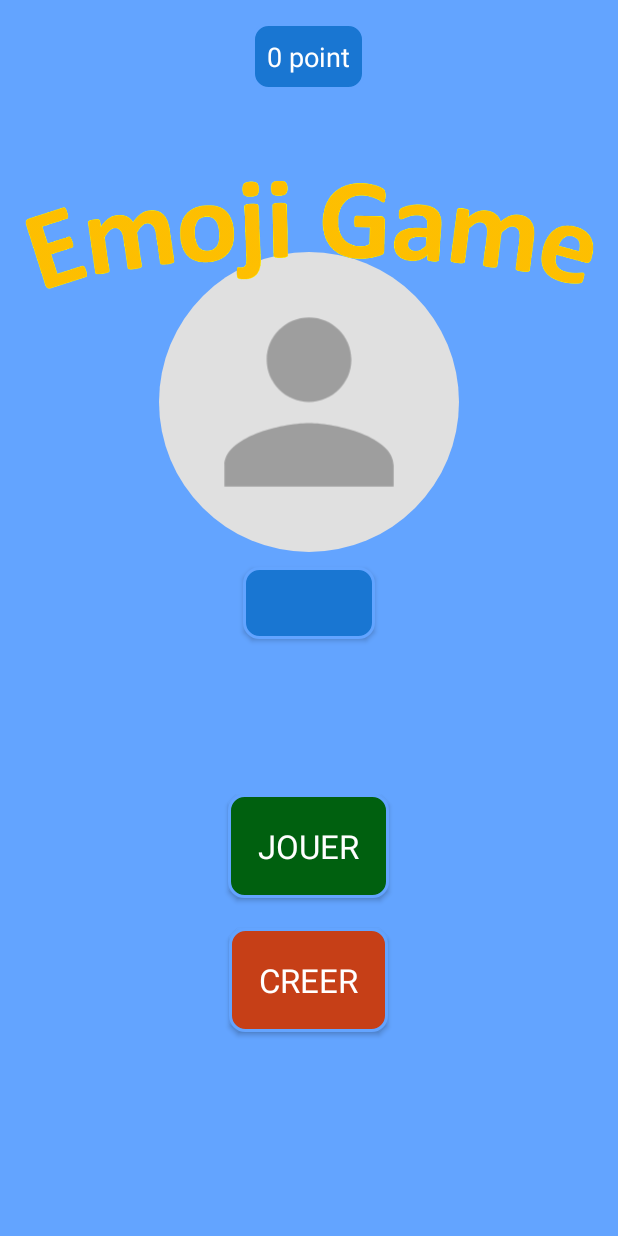
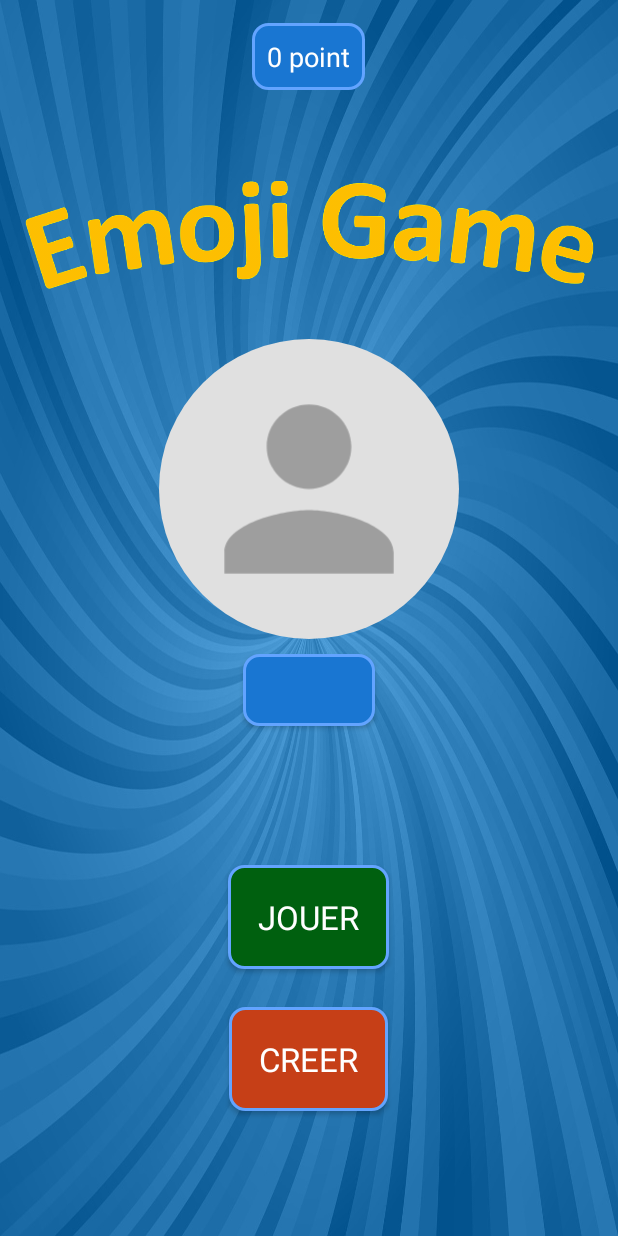
Before and after one commit to nioto22/EmojiGame, an Android app: the screen it shows after launch once a user with an empty profile is signed in (MainActivity), on a phone screen of 412 x 824 dp. Run offline under Robolectric (Android 15) with nearby library versions, the phone set to English and light mode, and no system bars; our stand-ins replace ButterKnife, Firebase (no records; nobody signed in at launch, a user with empty details on screens opened directly); libraries missing offline, so code that uses them is left out: com.facebook; 6 statements that could not run were skipped.

Commit message:
Done : 19 - Background

```diff
--- a/app/src/main/java/com/example/nioto/emojigame/activities/PlayActivity.java
+++ b/app/src/main/java/com/example/nioto/emojigame/activities/PlayActivity.java
@@ -112,6 +112,10 @@ public class PlayActivity extends BaseActivity implements PopupMenu.OnMenuItemCl
         buttonByPlayer.setOnClickListener(new View.OnClickListener() {
             @Override
             public void onClick(View view) {
+                enigmaButtonString = Constants.BUTTON_ENIGMA_ALL_TEXT;
+                enigmaItemChecked = Constants.ITEM_ENIGMA_ALL_NAME;
+                updateButtonText(Constants.FILTER_ENIGMA);
+                setUpRecyclerView();
                 relativeLayoutPlayerSearch.setVisibility(View.VISIBLE);
                 closeSearchPlayerButton.requestFocus();
                 closeSearchPlayerButton.setOnClickListener(new View.OnClickListener() {
--- a/app/src/main/res/layout/activity_main.xml
+++ b/app/src/main/res/layout/activity_main.xml
@@ -9,9 +9,13 @@
     android:orientation="vertical"
     android:gravity="center_horizontal"
     tools:context=".MainActivity"
-    android:background="@color/primaryLightColor">
-
-
+    android:background="@drawable/spiral"
+    android:weightSum="100">
+    <LinearLayout
+        android:layout_width="match_parent"
+        android:layout_height="0dp"
+        android:layout_weight="60"
+        android:orientation="vertical">
         <RelativeLayout
             android:id="@+id/main_activity_rl_top"
             android:layout_width="match_parent"
@@ -37,8 +41,7 @@
             android:layout_width="match_parent"
             android:layout_height="match_parent"
             android:orientation="vertical"
-        android:gravity="center_horizontal"
-        android:layout_weight="0.7">
+            android:gravity="center_horizontal">
             <FrameLayout
                 android:layout_width="match_parent"
                 android:layout_height="match_parent">
@@ -46,7 +49,7 @@
                 <LinearLayout
                     android:layout_width="match_parent"
                     android:layout_height="wrap_content"
-                android:layout_gravity="center"
+                    android:layout_gravity="bottom"
                     android:orientation="vertical">
                     <ImageView
                         android:id="@+id/main_activity_image_view_profile"
@@ -78,7 +81,7 @@
                     android:layout_gravity="top"
                     android:foregroundGravity="center_horizontal"/>
             </FrameLayout>
-
+        </LinearLayout>
     </LinearLayout>
 
 
@@ -86,9 +89,9 @@
     <RelativeLayout
         android:id="@+id/main_activity_rl_buttons"
         android:layout_width="match_parent"
-        android:layout_height="match_parent"
-        android:layout_weight="1"
-        android:gravity="center_horizontal">
+        android:layout_height="0dp"
+        android:layout_weight="40"
+        android:gravity="center">
         <Button
             android:id="@+id/main_activity_button_play"
             android:layout_width="wrap_content"
@@ -98,7 +101,7 @@
             android:textColor="@color/primaryTextColor"
             android:textAppearance="@style/Base.TextAppearance.AppCompat.Large"
             android:layout_centerHorizontal="true"
-            android:layout_marginBottom="20dp"
+            android:layout_marginBottom="25dp"
             android:padding="@dimen/default_large_margin"/>
 
         <Button
```
Also changed, not shown: app/src/main/res/layout/activity_login.xml (+4 -6 lines), app/src/main/res/drawable/background_psycho.PNG (added), app/src/main/res/drawable/new_ellipse2.PNG (added), app/src/main/res/drawable/spiral.jpg (added), 1 other file. Lines whose indentation alone changed are shown as unchanged.
